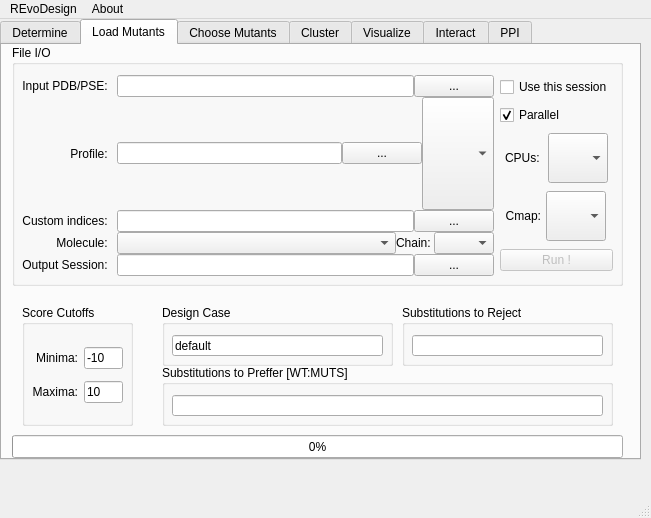
YaoYinYing/REvoDesign, file REvoDesign/UI/REvoDesign-PyMOL.ui: the form before one commit.
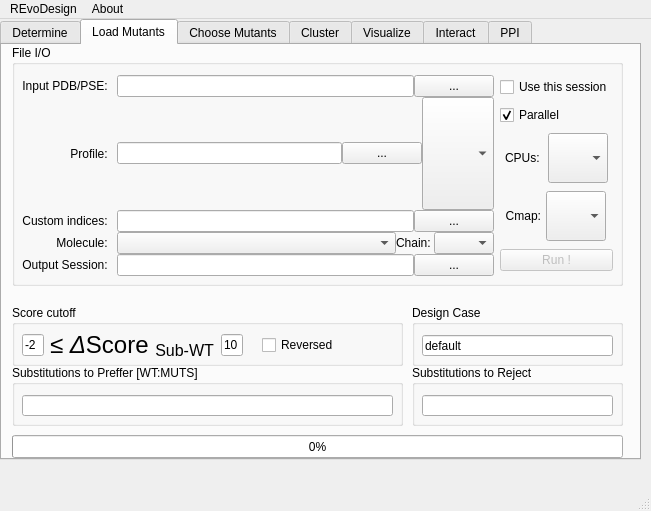
The form after the commit. The open tabs and pages were chosen to show the change.

Commit message: redefine cutoff values and reverse profiling

What changed in the file:
```diff
--- a/REvoDesign/UI/REvoDesign-PyMOL.ui
+++ b/REvoDesign/UI/REvoDesign-PyMOL.ui
@@ -7,7 +7,7 @@
     <x>0</x>
     <y>0</y>
     <width>651</width>
-    <height>518</height>
+    <height>511</height>
    </rect>
   </property>
   <property name="sizePolicy">
@@ -1125,9 +1125,9 @@
      <widget class="QGroupBox" name="groupBox_preffer_substitution">
       <property name="geometry">
        <rect>
-        <x>160</x>
+        <x>10</x>
         <y>320</y>
-        <width>451</width>
+        <width>391</width>
         <height>61</height>
        </rect>
       </property>
@@ -1139,7 +1139,7 @@
         <rect>
          <x>10</x>
          <y>30</y>
-         <width>431</width>
+         <width>371</width>
          <height>21</height>
         </rect>
        </property>
@@ -1151,8 +1151,8 @@
      <widget class="QGroupBox" name="groupBox_reject_substitution">
       <property name="geometry">
        <rect>
-        <x>400</x>
-        <y>260</y>
+        <x>410</x>
+        <y>320</y>
         <width>211</width>
         <height>61</height>
        </rect>
@@ -1177,9 +1177,9 @@
      <widget class="QGroupBox" name="groupBox">
       <property name="geometry">
        <rect>
-        <x>160</x>
+        <x>410</x>
         <y>260</y>
-        <width>231</width>
+        <width>211</width>
         <height>61</height>
        </rect>
       </property>
@@ -1191,7 +1191,7 @@
         <rect>
          <x>10</x>
          <y>30</y>
-         <width>211</width>
+         <width>191</width>
          <height>21</height>
         </rect>
        </property>
@@ -1219,67 +1219,70 @@
      <widget class="QGroupBox" name="groupBox_score_cutoff">
       <property name="geometry">
        <rect>
-        <x>20</x>
+        <x>10</x>
         <y>260</y>
-        <width>111</width>
-        <height>121</height>
+        <width>391</width>
+        <height>61</height>
        </rect>
       </property>
       <property name="title">
-       <string>Score Cutoffs</string>
+       <string>Score cutoff</string>
       </property>
       <widget class="QWidget" name="gridLayoutWidget_11">
        <property name="geometry">
         <rect>
          <x>10</x>
-         <y>30</y>
-         <width>91</width>
-         <height>81</height>
+         <y>20</y>
+         <width>221</width>
+         <height>41</height>
         </rect>
        </property>
-       <layout class="QGridLayout" name="gridLayout_score_cutoff">
-        <property name="horizontalSpacing">
-         <number>-1</number>
-        </property>
-        <property name="verticalSpacing">
-         <number>0</number>
-        </property>
-        <item row="0" column="0">
-         <widget class="QLabel" name="label_score_minima">
-          <property name="text">
-           <string>Minima:</string>
-          </property>
-          <property name="alignment">
-           <set>Qt::AlignRight|Qt::AlignTrailing|Qt::AlignVCenter</set>
-          </property>
-         </widget>
-        </item>
-        <item row="0" column="1">
+       <layout class="QHBoxLayout" name="horizontalLayout_36">
+        <item>
          <widget class="QLineEdit" name="lineEdit_score_minima">
           <property name="text">
-           <string>-10</string>
+           <string>-2</string>
           </property>
          </widget>
         </item>
-        <item row="1" column="1">
+        <item>
+         <widget class="QLabel" name="label_output_pse_3">
+          <property name="sizePolicy">
+           <sizepolicy hsizetype="Fixed" vsizetype="Preferred">
+            <horstretch>0</horstretch>
+            <verstretch>0</verstretch>
+           </sizepolicy>
+          </property>
+          <property name="text">
+           <string>&lt;html&gt;&lt;head/&gt;&lt;body&gt;&lt;p&gt;&lt;span style=&quot; font-size:18pt;&quot;&gt;≤ &lt;/span&gt;&lt;span style=&quot; font-size:18pt; font-style:italic;&quot;&gt;Δ&lt;/span&gt;&lt;span style=&quot; font-size:18pt;&quot;&gt;Score &lt;/span&gt;&lt;span style=&quot; font-size:18pt; vertical-align:sub;&quot;&gt;Sub-WT &lt;/span&gt;&lt;span style=&quot; font-size:18pt;&quot;&gt;≤&lt;/span&gt;&lt;/p&gt;&lt;/body&gt;&lt;/html&gt;</string>
+          </property>
+          <property name="alignment">
+           <set>Qt::AlignRight|Qt::AlignTrailing|Qt::AlignVCenter</set>
+          </property>
+         </widget>
+        </item>
+        <item>
          <widget class="QLineEdit" name="lineEdit_score_maxima">
           <property name="text">
            <string>10</string>
           </property>
          </widget>
         </item>
-        <item row="1" column="0">
-         <widget class="QLabel" name="label_score_maxima">
-          <property name="text">
-           <string>Maxima:</string>
-          </property>
-          <property name="alignment">
-           <set>Qt::AlignRight|Qt::AlignTrailing|Qt::AlignVCenter</set>
-          </property>
-         </widget>
-        </item>
        </layout>
       </widget>
+      <widget class="QCheckBox" name="checkBox_reverse_mutant_effect">
+       <property name="geometry">
+        <rect>
+         <x>250</x>
+         <y>30</y>
+         <width>87</width>
+         <height>20</height>
+        </rect>
+       </property>
+       <property name="text">
+        <string>Reversed</string>
+       </property>
+      </widget>
      </widget>
     </widget>
     <widget class="QWidget" name="tab_mutant_choices">
```
Left out of the diff: 63 changed lines with no effect on the pictures. The commit also changes 6 other files.
